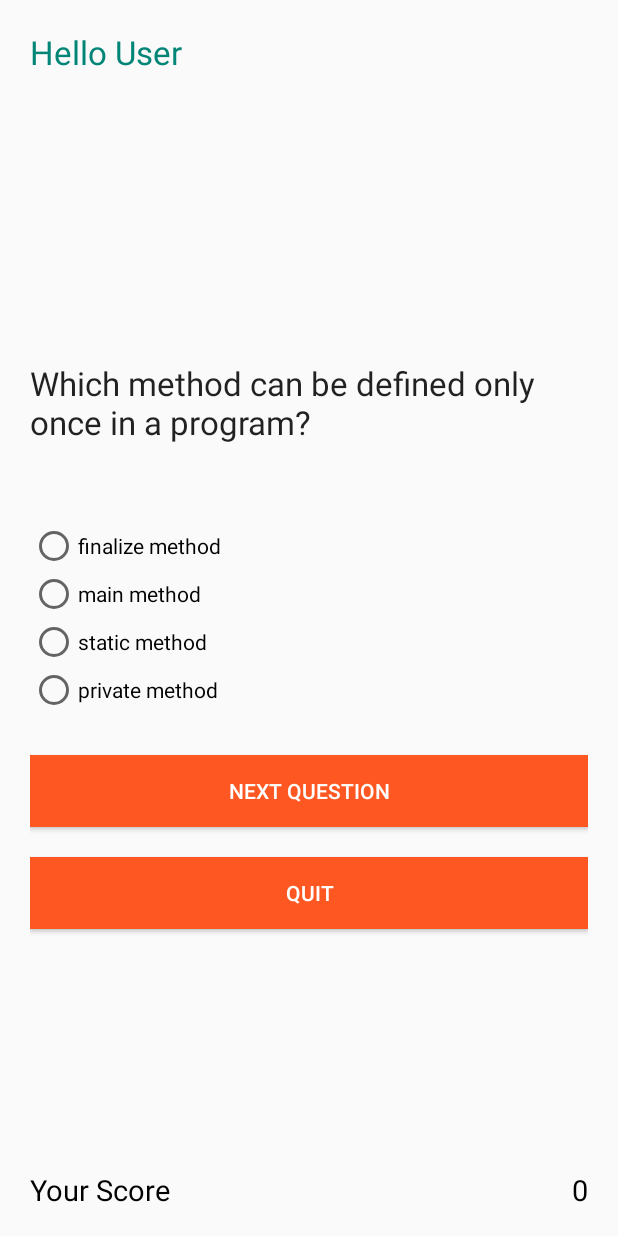
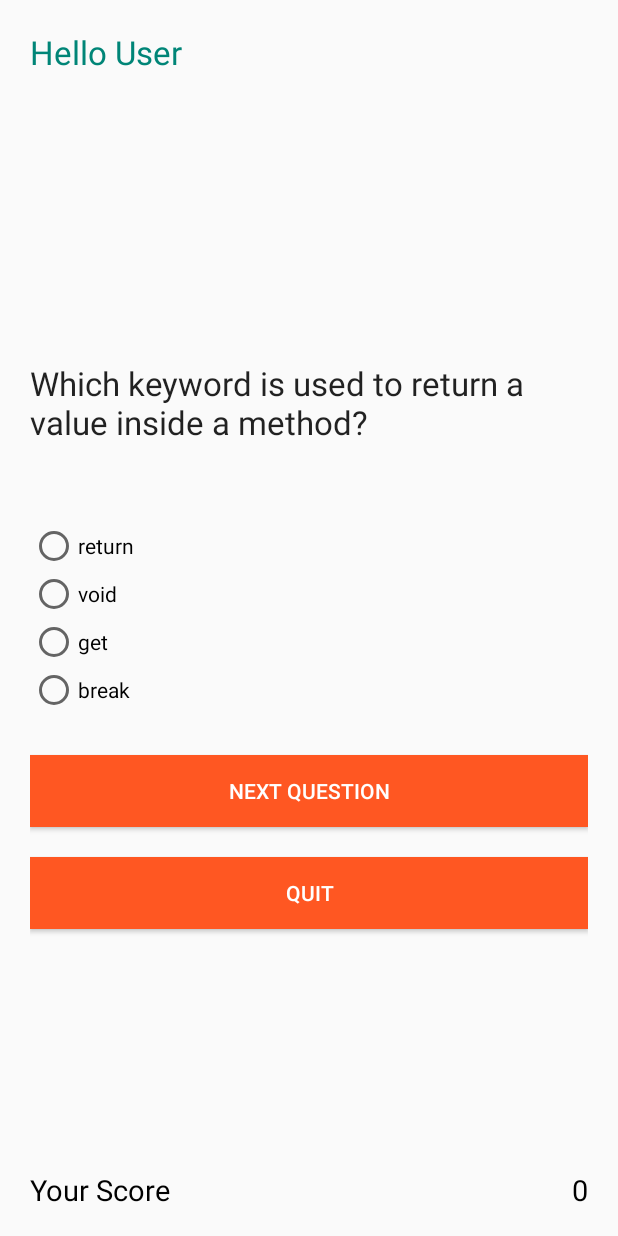
Before and after one commit to Floydharrel/QuizToLearn, an Android app: the screen it shows after launch (QuestionsActivity), after a tap on "START", on a phone screen of 412 x 824 dp. Run offline under Robolectric (Android 15) with nearby library versions, the phone set to English and light mode, and no system bars.

Commit message:
for final project

```diff
--- a/app/src/main/java/com/example/myquizapp/QuestionsActivity.java
+++ b/app/src/main/java/com/example/myquizapp/QuestionsActivity.java
@@ -17,29 +17,29 @@ public class QuestionsActivity extends Activity {
     RadioButton rb1,rb2,rb3,rb4;
 
     String questions[] = {
-                            "Which method can be defined only once in a program?",
-                            "Which of these is not a bitwise operator?",
-                            "Which keyword is used by method to refer to the object that invoked it?",
-                            "Which of these keywords is used to define interfaces in Java?",
-                            "Which of these access specifiers can be used for an interface?",
-                            "Which of the following is correct way of importing an entire package ‘pkg’?",
-                            "What is the return type of Constructors?",
-                            "Which of the following package stores all the standard java classes?",
-                            "Which of these method of class String is used to compare two String objects for their equality?",
-                            "An expression involving byte, int, & literal numbers is promoted to which of these?"
+                            "Which keyword is used to return a value inside a method?",
+                            "Which statement is used to stop a loop?",
+                            "Which operator is used to multiply numbers?",
+                            "Which keyword is used to import a package from the JAVA API library?",
+                            "How do you create a method in java?",
+                            "How do you call a method in Java?",
+                            "Which operator can be used to compare two values?",
+                            "Which method can be used to return a string in pper case letters?",
+                            "Which data type is used to create a variable that should store text?",
+                            "To declare an array in Java, define the variable type with:?"
                          };
-    String answers[] = {"main method","<=","this","interface","public","import pkg.*","None of the mentioned","java","equals()","int"};
+    String answers[] = {"return","break","*","import","methodName()","methodName();","==","toUpperCase()","String","[]"};
     String opt[] = {
-                    "finalize method","main method","static method","private method",
-                    "&","&=","|=","<=",
-                    "import","this","catch","abstract",
-                    "Interface","interface","intf","Intf",
-                    "public","protected","private","All of the mentioned",
-                    "Import pkg.","import pkg.*","Import pkg.*","import pkg.",
-                    "int","float","void","None of the mentioned",
-                    "lang","java","util","java.packages",
-                    "equals()","Equals()","isequal()","Isequal()",
-                     "int","long","byte","float"
+                    "return","void","get","break",
+                    "stop","return","break","exit",
+                    "*","x","#","%",
+                    "import","lib","package","getlib",
+                    "methodName[]","(methodName)","methodName.","methodName()",
+                    "(methodName);","methodName;","methodName();","methodName[];",
+                    "==","><","<>","=",
+                    "upperCase()","tuc()","touppercase()","toUpperCase()",
+                    "string","String","myString","Txt",
+                     "{}","[]","()","<>"
                    };
     int flag=0;
     public static int marks=0,correct=0,wrong=0;
```
Also changed, not shown: app/src/main/res/layout/activity_main.xml (+23 -13 lines).
